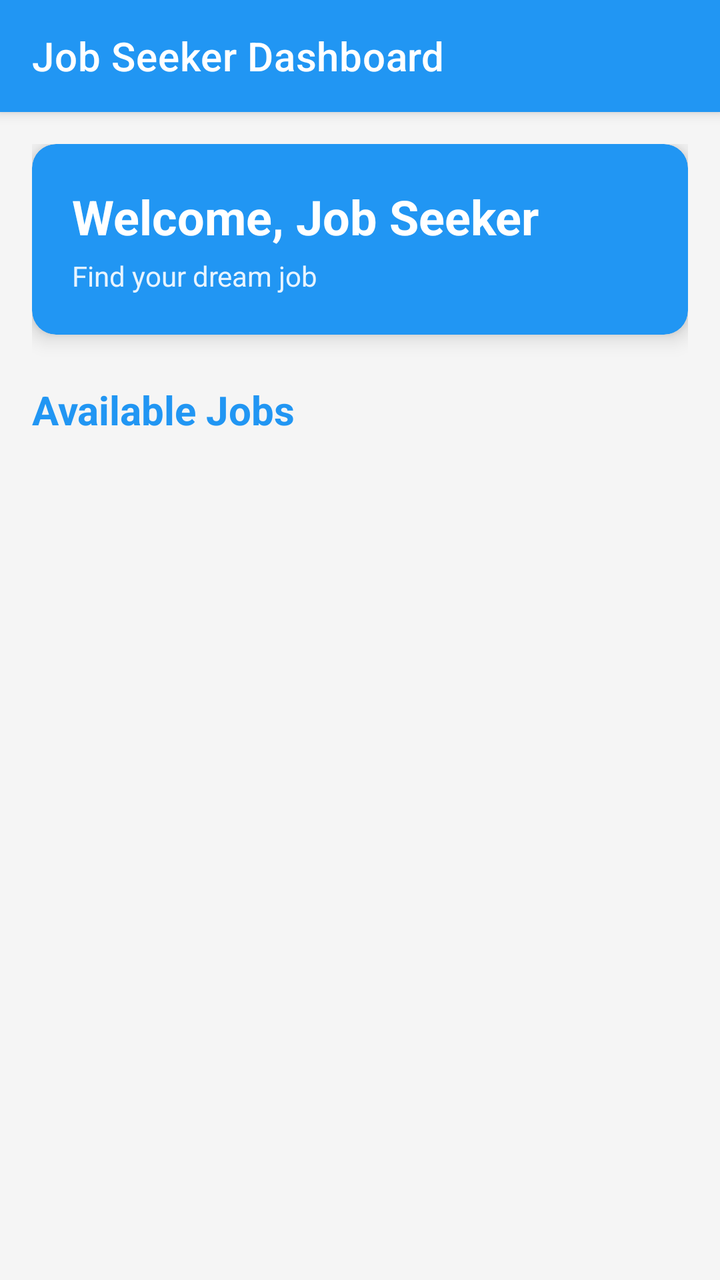
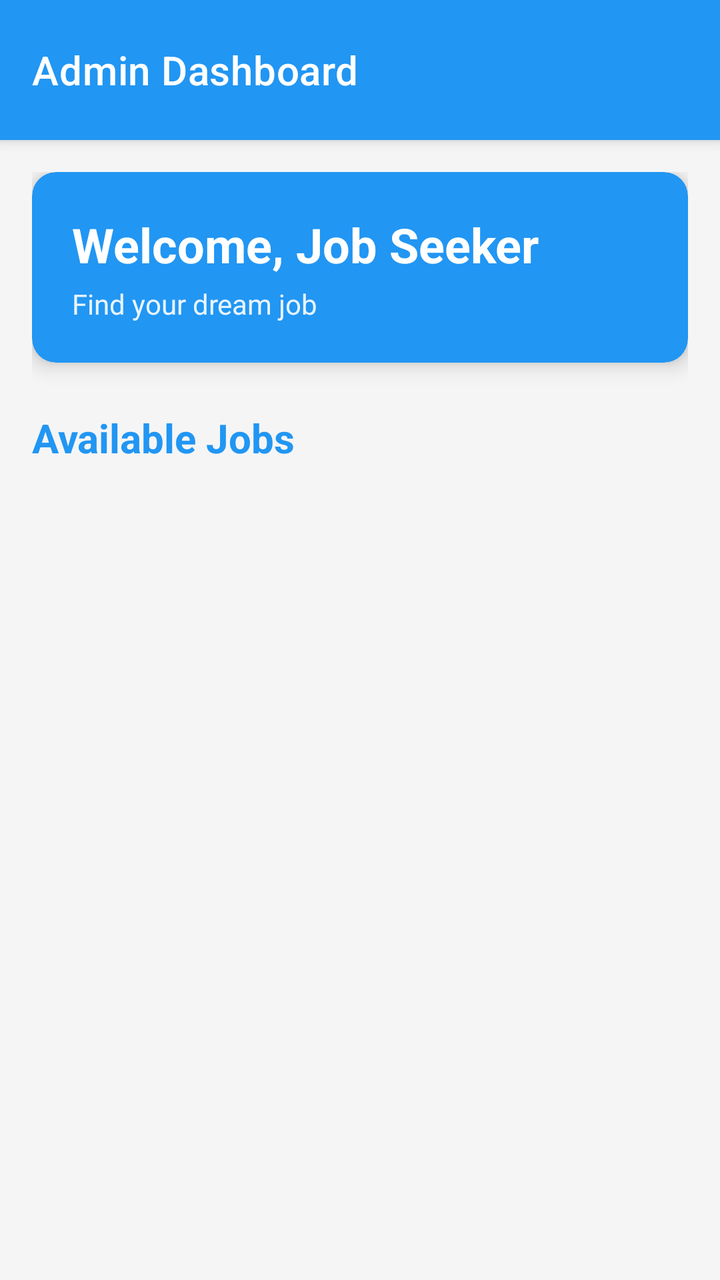

Screens rendered from an Android XML layout before and after an edit, with the pre-edit source and the edit as a unified diff.
<!-- AndroidManifest.xml: application theme Theme.UnifiedHRSystem -->
<!-- res/layout/activity_jobseeker_dashboard.xml -->
<?xml version="1.0" encoding="utf-8"?>
<androidx.coordinatorlayout.widget.CoordinatorLayout xmlns:android="http://schemas.android.com/apk/res/android"
    xmlns:app="http://schemas.android.com/apk/res-auto"
    android:layout_width="match_parent"
    android:layout_height="match_parent"
    android:background="@color/background">

    <com.google.android.material.appbar.AppBarLayout
        android:layout_width="match_parent"
        android:layout_height="wrap_content"
        android:theme="@style/ThemeOverlay.AppCompat.Dark.ActionBar">

        <com.google.android.material.appbar.MaterialToolbar
            android:id="@+id/toolbar"
            android:layout_width="match_parent"
            android:layout_height="?attr/actionBarSize"
            android:background="@color/primary"
            app:title="Job Seeker Dashboard"
            app:titleTextColor="@color/white" />

    </com.google.android.material.appbar.AppBarLayout>

    <androidx.core.widget.NestedScrollView
        android:layout_width="match_parent"
        android:layout_height="match_parent"
        app:layout_behavior="@string/appbar_scrolling_view_behavior">

        <LinearLayout
            android:layout_width="match_parent"
            android:layout_height="wrap_content"
            android:orientation="vertical"
            android:padding="16dp">

            <androidx.cardview.widget.CardView
                android:layout_width="match_parent"
                android:layout_height="wrap_content"
                android:layout_marginBottom="24dp"
                app:cardCornerRadius="12dp"
                app:cardElevation="6dp"
                app:cardBackgroundColor="@color/primary">

                <LinearLayout
                    android:layout_width="match_parent"
                    android:layout_height="wrap_content"
                    android:orientation="vertical"
                    android:padding="20dp">

                    <TextView
                        android:id="@+id/tvWelcome"
                        android:layout_width="match_parent"
                        android:layout_height="wrap_content"
                        android:text="Welcome, Job Seeker"
                        android:textSize="24sp"
                        android:textStyle="bold"
                        android:textColor="@color/white" />

                    <TextView
                        android:layout_width="match_parent"
                        android:layout_height="wrap_content"
                        android:text="Find your dream job"
                        android:textSize="14sp"
                        android:textColor="@color/white"
                        android:alpha="0.9"
                        android:layout_marginTop="4dp" />

                </LinearLayout>
            </androidx.cardview.widget.CardView>

            <TextView
                android:layout_width="match_parent"
                android:layout_height="wrap_content"
                android:text="Available Jobs"
                android:textSize="20sp"
                android:textStyle="bold"
                android:textColor="@color/primary"
                android:layout_marginBottom="16dp" />

            <androidx.recyclerview.widget.RecyclerView
                android:id="@+id/recyclerView"
                android:layout_width="match_parent"
                android:layout_height="wrap_content"
                android:nestedScrollingEnabled="false" />

        </LinearLayout>
    </androidx.core.widget.NestedScrollView>
</androidx.coordinatorlayout.widget.CoordinatorLayout>
<!-- resources referenced by this layout -->
<resources>
  <color name="background">#FFF5F5F5</color>
  <color name="primary">#FF2196F3</color>
  <color name="white">#FFFFFFFF</color>
  <style name="Theme.UnifiedHRSystem" parent="Theme.MaterialComponents.DayNight.NoActionBar">
          <item name="colorPrimary">@color/primary</item>
          <item name="colorPrimaryDark">@color/primary_dark</item>
          <item name="colorAccent">@color/accent</item>
          <item name="toolbarStyle">@style/Widget.UnifiedHR.Toolbar</item>
      </style>
  <color name="primary_dark">#FF1976D2</color>
  <color name="accent">#FFFF5722</color>
  <style name="Widget.UnifiedHR.Toolbar" parent="Widget.MaterialComponents.Toolbar">
          <item name="popupTheme">@style/ThemeOverlay.MaterialComponents.Light</item>
          <item name="titleTextColor">@color/white</item>
          <item name="subtitleTextColor">@color/white</item>
      </style>
</resources>

<!-- the commit's change to res/layout/activity_jobseeker_dashboard.xml (unified diff, before → after) -->
@@ -4,6 +4,7 @@
     android:layout_width="match_parent"
     android:layout_height="match_parent"
     android:background="@color/background">
+
 
     <com.google.android.material.appbar.AppBarLayout
         android:layout_width="match_parent"
@@ -13,12 +14,17 @@
         <com.google.android.material.appbar.MaterialToolbar
             android:id="@+id/toolbar"
             android:layout_width="match_parent"
-            android:layout_height="?attr/actionBarSize"
+            android:layout_height="70dp"
             android:background="@color/primary"
-            app:title="Job Seeker Dashboard"
-            app:titleTextColor="@color/white" />
+            app:title="Admin Dashboard"
+            app:titleTextColor="@color/white"
+            app:titleCentered="false"
+            app:contentInsetStartWithNavigation="0dp"
+            app:contentInsetLeft="16dp" />
+
 
     </com.google.android.material.appbar.AppBarLayout>
+
 
     <androidx.core.widget.NestedScrollView
         android:layout_width="match_parent"
<!-- resource entries referenced after the edit -->
@@ -1,7 +1,7 @@
 <!-- resources referenced by this layout -->
 <resources>
   <color name="background">#FFF5F5F5</color>
-  <color name="primary">#FF2196F3</color>
+  <color name="primary">#2196F3</color>
   <color name="white">#FFFFFFFF</color>
   <style name="Theme.UnifiedHRSystem" parent="Theme.MaterialComponents.DayNight.NoActionBar">
           <item name="colorPrimary">@color/primary</item>
@@ -9,8 +9,8 @@
           <item name="colorAccent">@color/accent</item>
           <item name="toolbarStyle">@style/Widget.UnifiedHR.Toolbar</item>
       </style>
-  <color name="primary_dark">#FF1976D2</color>
-  <color name="accent">#FFFF5722</color>
+  <color name="primary_dark">#1976D2</color>
+  <color name="accent">#4CAF50</color>
   <style name="Widget.UnifiedHR.Toolbar" parent="Widget.MaterialComponents.Toolbar">
           <item name="popupTheme">@style/ThemeOverlay.MaterialComponents.Light</item>
           <item name="titleTextColor">@color/white</item>
